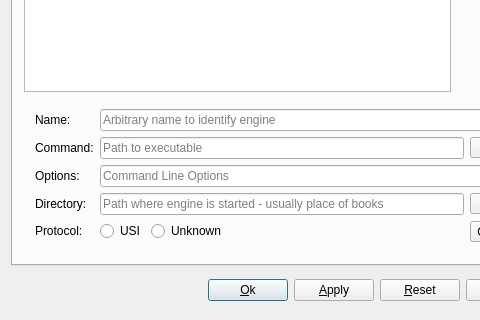
Old version of the form src/gui/preferences.ui in the repository franzm/shatrabase; both pictures show x 0 to 480 and y 254 to 574 of the 561 by 574 pixel window.
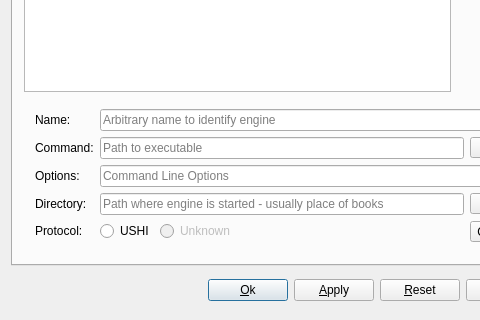
New version of the form. The open tabs and pages were chosen to show the change. Custom widgets are drawn as their Qt base class.

Patch:
```diff
--- a/src/gui/preferences.ui
+++ b/src/gui/preferences.ui
@@ -689,6 +689,9 @@
           </item>
           <item row="4" column="2">
            <widget class="QRadioButton" name="engineProtocolUnknown">
+            <property name="enabled">
+             <bool>false</bool>
+            </property>
             <property name="text">
              <string>Unknown</string>
             </property>
@@ -746,7 +749,7 @@
           <item row="4" column="1">
            <widget class="QRadioButton" name="engineProtocolUSHI">
             <property name="text">
-             <string>USI</string>
+             <string>USHI</string>
             </property>
            </widget>
           </item>
```
Left out of the diff: 360 changed lines with no effect on the pictures.
